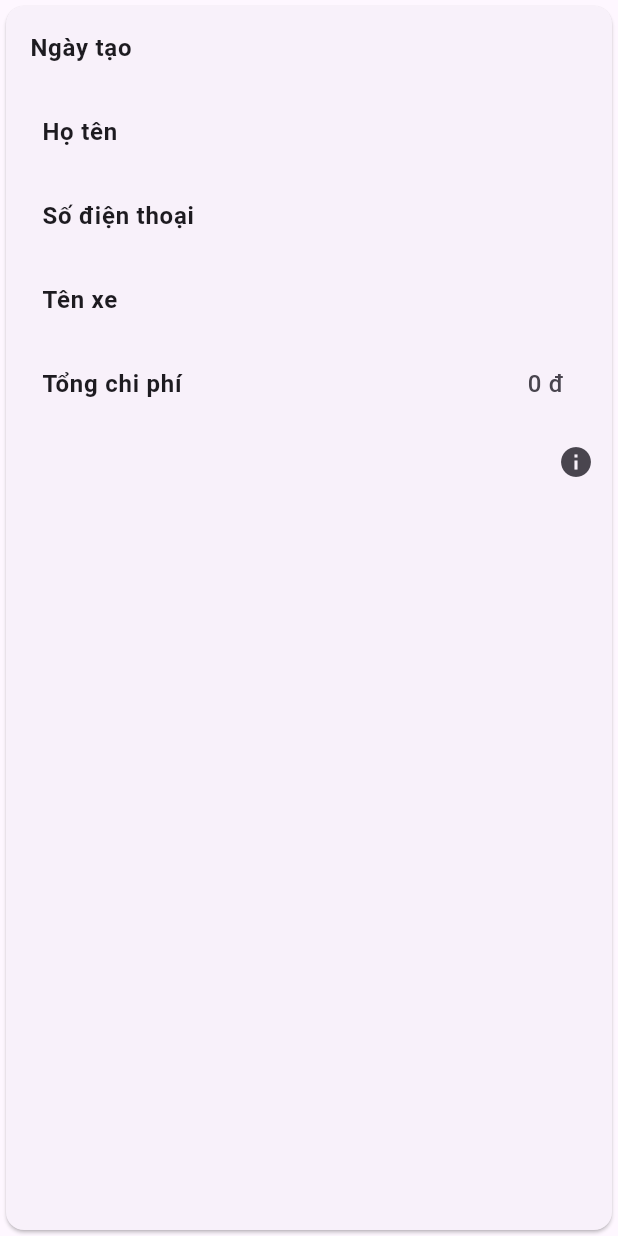
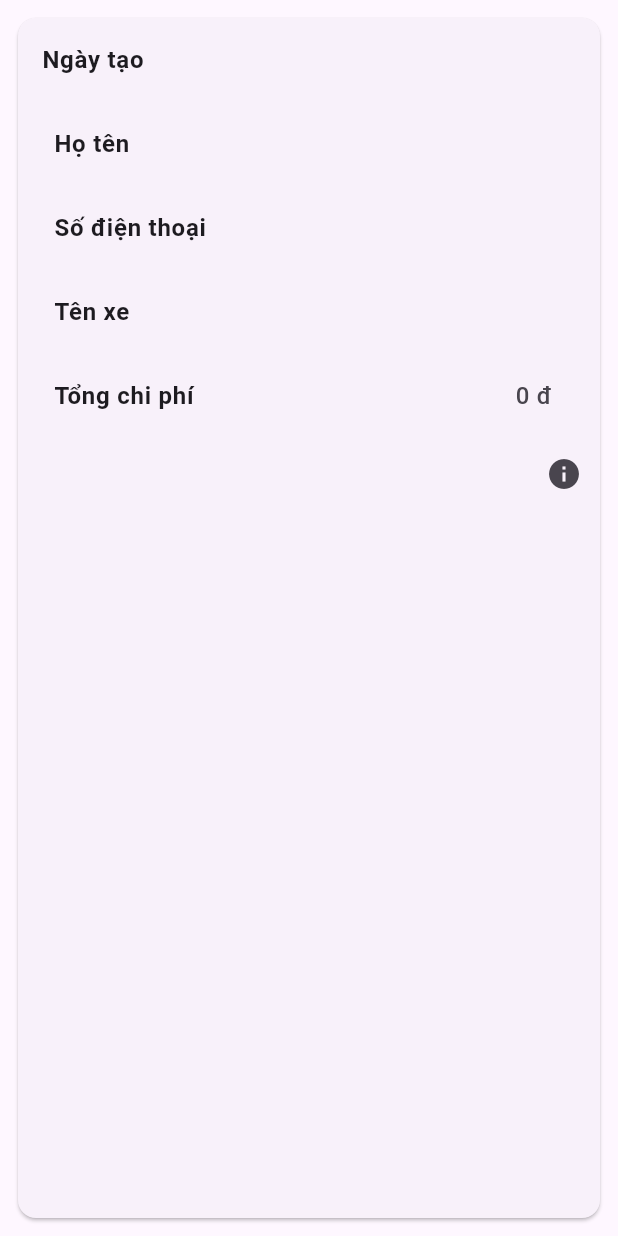
Before and after one commit to synguyencd3/KOXE-Mobile, a Flutter app: the InvoiceCard widget shown alone on an empty page, opened directly with empty values, on a phone screen of 412 x 824 dp. Run offline on Flutter 3.47's test engine with Material 3 defaults, Android fonts, the phone set to English and light mode, and no system bars; our stand-ins replace badges, carousel_slider, dotted_border, dropdown_search, easy_debounce, easy_search_bar and 20 more; missing offline and left inert: api_cache_manager, dart:ffi, flutter_facebook_auth, google_geocoding_api, markdown, zego_uikit_prebuilt_call and 1 more; accounts and stored records are empty; network calls fail; statements that could not run were skipped.

Commit message:
check null for Maintain Invoice

```diff
--- a/lib/model/accessory_model.dart
+++ b/lib/model/accessory_model.dart
@@ -1,5 +1,6 @@
 List<AccessoryModel> accessoriesFromJson(dynamic str) =>
-    List<AccessoryModel>.from((str).map((x) => AccessoryModel.fromJson(x)));
+    List<AccessoryModel>.from(
+        (str).where((x) => x != null).map((x) => AccessoryModel.fromJson(x)));
 // create function accessoriesToJson
 dynamic accessoriesToJson(List<AccessoryModel> data) =>
     List<dynamic>.from(data.map((x) => x.toJson()));
@@ -22,7 +23,8 @@ class AccessoryModel {
   AccessoryModel.fromJson(Map<String, dynamic> json)
       : id = json.containsKey('accessory_id') ? json['accessory_id'] : null,
         name = json['name'],
-        manufacturer =json.containsKey('manufacturer')  ? json['manufacturer']: null,
+        manufacturer =
+            json.containsKey('manufacturer') ? json['manufacturer'] : null,
         quantity = json['quantity'],
         price = json['price'];
 
--- a/lib/model/maintain_invoice_model.dart
+++ b/lib/model/maintain_invoice_model.dart
@@ -1,5 +1,5 @@
 List<MaintainInvoiceModel> maintainceInvoiceFromJson(dynamic str) =>
-    List<MaintainInvoiceModel>.from((str).map((x) => MaintainInvoiceModel.fromJson(x)));
+    List<MaintainInvoiceModel>.from((str).where((x) => x != null).map((x) => MaintainInvoiceModel.fromJson(x)));
 class MaintainInvoiceModel {
   final String name;
   final int cost;
--- a/lib/pages/maintaince/user_maintaince.dart
+++ b/lib/pages/maintaince/user_maintaince.dart
@@ -17,13 +17,9 @@ class _UserMaintainceState extends State<UserMaintaince> {
   late List<InvoiceModel> invoices = [];
 
   Future<void> getAllInvoices() async {
-    List<InvoiceModel>? data = ModalRoute.of(context)!.settings.arguments as List<InvoiceModel>?;
-    if (data != null) {
-      print('data is not null');
-    } else {
       List<InvoiceModel> invoicesAPI = await InvoiceService().getAllInvoices();
+
       invoices = invoicesAPI;
-    }
   }
 
   @override
--- a/lib/services/invoice_service.dart
+++ b/lib/services/invoice_service.dart
@@ -26,6 +26,7 @@ class InvoiceService{
       var data = jsonDecode(response.body);
       if (data['invoices'] == '[]')
         return [];
+      //print(data);
       return invoiceFromJson(data['invoices']);
     }
     return [];
--- a/lib/widgets/invoice_card.dart
+++ b/lib/widgets/invoice_card.dart
@@ -132,7 +132,9 @@ class _InvoiceCardState extends State<InvoiceCard> {
   @override
   Widget build(BuildContext context) {
     return isShow
-        ? Card(
+        ? Padding(
+          padding: const EdgeInsets.all(8.0),
+          child: Card(
               child: Column(
               children: [
                 ListTile(
@@ -162,7 +164,8 @@ class _InvoiceCardState extends State<InvoiceCard> {
                   ],
                 ),
               ],
-          ))
+            )),
+        )
         : Container();
   }
 
```
Lines whose indentation alone changed are shown as unchanged.
